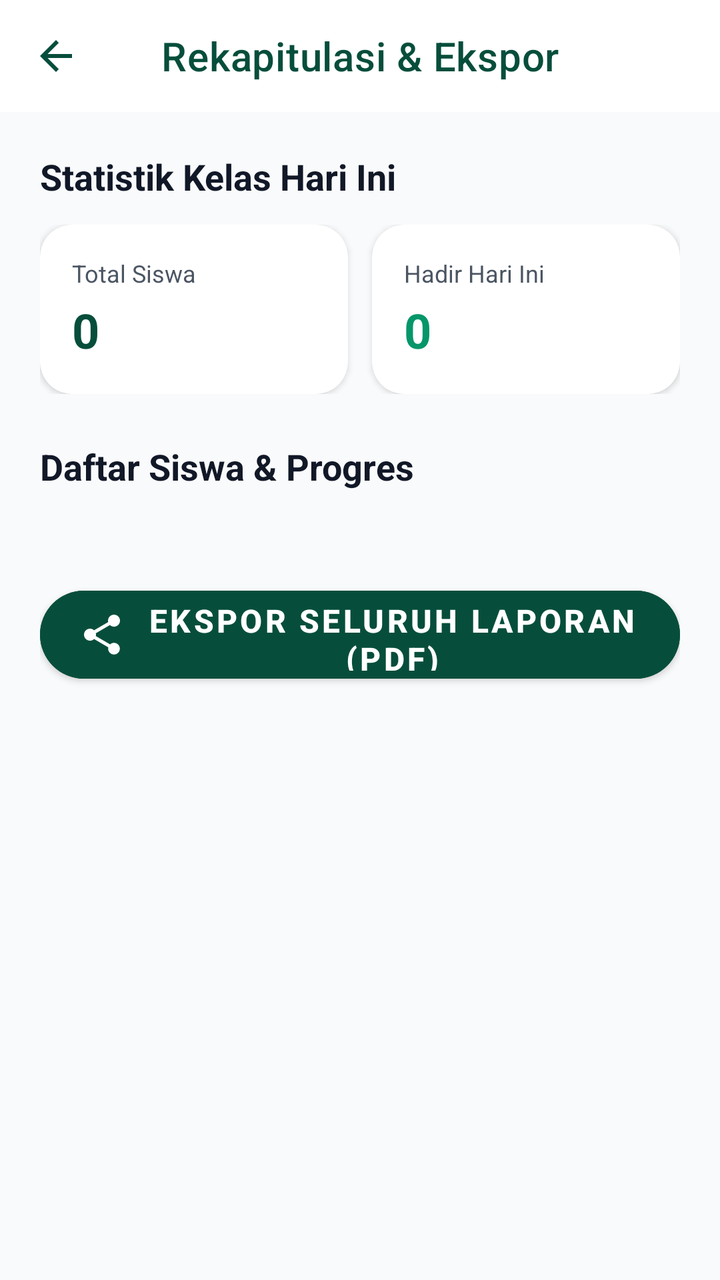
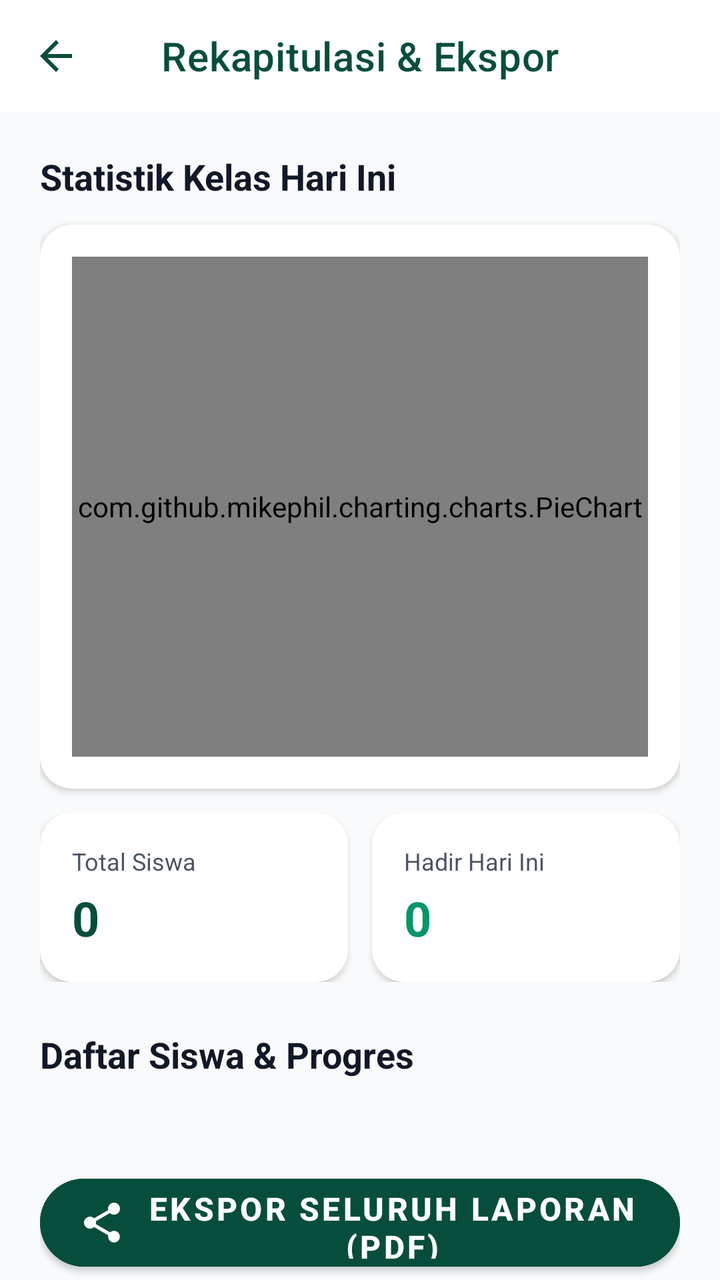

Two renders of the same Android screen: before a commit and after it. Below are the layout's source before the change and the commit's diff.
<!-- AndroidManifest.xml: application theme Theme.RamadhanDigital -->
<!-- res/layout/activity_export_pdf.xml -->
<?xml version="1.0" encoding="utf-8"?>
<androidx.coordinatorlayout.widget.CoordinatorLayout xmlns:android="http://schemas.android.com/apk/res/android"
    xmlns:app="http://schemas.android.com/apk/res-auto"
    xmlns:tools="http://schemas.android.com/tools"
    android:layout_width="match_parent"
    android:layout_height="match_parent"
    android:background="@color/bg_gray">

    <com.google.android.material.appbar.AppBarLayout
        android:layout_width="match_parent"
        android:layout_height="wrap_content"
        android:background="@color/white"
        app:elevation="0dp">

        <com.google.android.material.appbar.MaterialToolbar
            android:id="@+id/toolbar"
            android:layout_width="match_parent"
            android:layout_height="?attr/actionBarSize"
            app:navigationIcon="?attr/homeAsUpIndicator"
            app:navigationIconTint="@color/primary_green_dark"
            app:title="Rekapitulasi &amp; Ekspor"
            app:titleCentered="true"
            app:titleTextColor="@color/primary_green_dark" />

    </com.google.android.material.appbar.AppBarLayout>

    <androidx.core.widget.NestedScrollView
        android:layout_width="match_parent"
        android:layout_height="match_parent"
        app:layout_behavior="@string/appbar_scrolling_view_behavior">

        <LinearLayout
            android:layout_width="match_parent"
            android:layout_height="wrap_content"
            android:orientation="vertical"
            android:padding="20dp">

            
            <TextView
                android:layout_width="wrap_content"
                android:layout_height="wrap_content"
                android:text="Statistik Kelas Hari Ini"
                android:textColor="@color/text_title"
                android:textSize="18sp"
                android:textStyle="bold" />

            <GridLayout
                android:layout_width="match_parent"
                android:layout_height="wrap_content"
                android:layout_marginTop="12dp"
                android:columnCount="2"
                android:rowCount="1">

                <com.google.android.material.card.MaterialCardView
                    android:layout_width="0dp"
                    android:layout_height="wrap_content"
                    android:layout_columnWeight="1"
                    android:layout_marginEnd="6dp"
                    app:cardCornerRadius="16dp"
                    app:cardElevation="2dp"
                    app:strokeWidth="0dp">

                    <LinearLayout
                        android:layout_width="match_parent"
                        android:layout_height="wrap_content"
                        android:orientation="vertical"
                        android:padding="16dp">
                        <TextView
                            android:layout_width="wrap_content"
                            android:layout_height="wrap_content"
                            android:text="Total Siswa"
                            android:textColor="@color/text_body"
                            android:textSize="12sp" />
                        <TextView
                            android:id="@+id/tvTotalSiswa"
                            android:layout_width="wrap_content"
                            android:layout_height="wrap_content"
                            android:layout_marginTop="4dp"
                            android:text="0"
                            android:textColor="@color/primary_green_dark"
                            android:textSize="24sp"
                            android:textStyle="bold" />
                    </LinearLayout>
                </com.google.android.material.card.MaterialCardView>

                <com.google.android.material.card.MaterialCardView
                    android:layout_width="0dp"
                    android:layout_height="wrap_content"
                    android:layout_columnWeight="1"
                    android:layout_marginStart="6dp"
                    app:cardCornerRadius="16dp"
                    app:cardElevation="2dp"
                    app:strokeWidth="0dp">

                    <LinearLayout
                        android:layout_width="match_parent"
                        android:layout_height="wrap_content"
                        android:orientation="vertical"
                        android:padding="16dp">
                        <TextView
                            android:layout_width="wrap_content"
                            android:layout_height="wrap_content"
                            android:text="Hadir Hari Ini"
                            android:textColor="@color/text_body"
                            android:textSize="12sp" />
                        <TextView
                            android:id="@+id/tvTotalHadir"
                            android:layout_width="wrap_content"
                            android:layout_height="wrap_content"
                            android:layout_marginTop="4dp"
                            android:text="0"
                            android:textColor="@color/primary_green"
                            android:textSize="24sp"
                            android:textStyle="bold" />
                    </LinearLayout>
                </com.google.android.material.card.MaterialCardView>
            </GridLayout>

            
            <TextView
                android:layout_width="wrap_content"
                android:layout_height="wrap_content"
                android:layout_marginTop="24dp"
                android:text="Daftar Siswa &amp; Progres"
                android:textColor="@color/text_title"
                android:textSize="18sp"
                android:textStyle="bold" />

            <androidx.recyclerview.widget.RecyclerView
                android:id="@+id/rvSiswaSummary"
                android:layout_width="match_parent"
                android:layout_height="wrap_content"
                android:layout_marginTop="12dp"
                android:nestedScrollingEnabled="false"
                tools:listitem="@layout/item_tracking_siswa" />

            
            <com.google.android.material.button.MaterialButton
                android:id="@+id/btnExport"
                android:layout_width="match_parent"
                android:layout_height="56dp"
                android:layout_marginTop="32dp"
                android:layout_marginBottom="40dp"
                android:backgroundTint="@color/primary_green_dark"
                android:text="EKSPOR SELURUH LAPORAN (PDF)"
                android:textAllCaps="false"
                android:textSize="16sp"
                android:textStyle="bold"
                app:cornerRadius="28dp"
                app:icon="@drawable/abc_ic_menu_share_mtrl_alpha"
                app:iconGravity="textStart" />

        </LinearLayout>
    </androidx.core.widget.NestedScrollView>

    <com.google.android.material.progressindicator.CircularProgressIndicator
        android:id="@+id/progressBar"
        android:layout_width="wrap_content"
        android:layout_height="wrap_content"
        android:layout_gravity="center"
        android:indeterminate="true"
        android:visibility="gone"
        app:indicatorColor="@color/primary_green" />

</androidx.coordinatorlayout.widget.CoordinatorLayout>
<!-- res/layout/item_tracking_siswa.xml (included above) -->
<?xml version="1.0" encoding="utf-8"?>
<com.google.android.material.card.MaterialCardView
    xmlns:android="http://schemas.android.com/apk/res/android"
    xmlns:app="http://schemas.android.com/apk/res-auto"
    android:layout_width="match_parent"
    android:layout_height="wrap_content"
    android:layout_margin="8dp"
    app:cardCornerRadius="12dp"
    app:cardElevation="2dp">

    <LinearLayout
        android:layout_width="match_parent"
        android:layout_height="wrap_content"
        android:orientation="horizontal"
        android:padding="16dp"
        android:gravity="center_vertical">

        <com.google.android.material.card.MaterialCardView
            android:layout_width="48dp"
            android:layout_height="48dp"
            app:cardCornerRadius="24dp"
            app:cardBackgroundColor="#F1F8F1"
            app:cardElevation="0dp">
            <ImageView
                android:layout_width="24dp"
                android:layout_height="24dp"
                android:layout_gravity="center"
                android:src="@android:drawable/ic_menu_myplaces"
                app:tint="#2E7D32"/>
        </com.google.android.material.card.MaterialCardView>

        <LinearLayout
            android:layout_width="0dp"
            android:layout_height="wrap_content"
            android:layout_weight="1"
            android:layout_marginStart="16dp"
            android:orientation="vertical">

            <TextView
                android:id="@+id/tvNamaSiswa"
                android:layout_width="wrap_content"
                android:layout_height="wrap_content"
                android:text="Nama Siswa"
                android:textSize="17sp"
                android:textStyle="bold"
                android:textColor="#333333"/>

            <TextView
                android:id="@+id/tvKelas"
                android:layout_width="wrap_content"
                android:layout_height="wrap_content"
                android:text="Siswa Aktif"
                android:textSize="13sp"
                android:textColor="#888888"/>
        </LinearLayout>

        <ImageView
            android:layout_width="20dp"
            android:layout_height="20dp"
            android:src="@android:drawable/ic_media_next"
            app:tint="#CCCCCC" />

    </LinearLayout>
</com.google.android.material.card.MaterialCardView>
<!-- resources referenced by this layout -->
<resources>
  <color name="bg_gray">#F9FAFB</color>
  <color name="primary_green">#059669</color>
  <color name="primary_green_dark">#064E3B</color>
  <color name="text_body">#4B5563</color>
  <color name="text_title">#111827</color>
  <color name="white">#FFFFFF</color>
  <style name="Theme.RamadhanDigital" parent="Theme.MaterialComponents.Light.NoActionBar">
  
          <item name="colorPrimary">#2E7D32</item>
          <item name="colorPrimaryVariant">#1B5E20</item>
          <item name="colorSecondary">#4CAF50</item>
  
          <item name="colorOnPrimary">@color/white</item>
          <item name="colorOnSecondary">@color/white</item>
  
          <item name="android:windowBackground">@android:color/white</item>
  
          <item name="android:statusBarColor">#2E7D32</item>
          <item name="android:navigationBarColor">@android:color/white</item>
  
          <item name="android:windowLightStatusBar">true</item>
  
          
          <item name="bottomNavigationStyle">@style/App.BottomNavigationView</item>
      </style>
  <style name="App.BottomNavigationView" parent="Widget.MaterialComponents.BottomNavigationView">
          <item name="itemActiveIndicatorStyle">@style/App.Custom.Indicator</item>
          <item name="itemTextAppearanceActive">@style/App.BottomNav.Text.Active</item>
          <item name="itemTextAppearanceInactive">@style/App.BottomNav.Text.Inactive</item>
      </style>
  <style name="App.Custom.Indicator" parent="Widget.Material3.BottomNavigationView.ActiveIndicator">
          
          <item name="android:color">#E8F5E9</item>
          <item name="android:width">60dp</item>
          <item name="android:height">40dp</item>
      </style>
  <style name="App.BottomNav.Text.Active" parent="TextAppearance.MaterialComponents.Caption">
          <item name="android:textStyle">bold</item>
          <item name="android:textSize">14sp</item>
      </style>
  <style name="App.BottomNav.Text.Inactive" parent="TextAppearance.MaterialComponents.Caption">
          <item name="android:textStyle">normal</item>
          <item name="android:textSize">12sp</item>
      </style>
</resources>

<!-- the commit's change to res/layout/activity_export_pdf.xml (unified diff, before → after) -->
@@ -43,6 +43,29 @@
                 android:textColor="@color/text_title"
                 android:textSize="18sp"
                 android:textStyle="bold" />
+
+            
+            <com.google.android.material.card.MaterialCardView
+                android:layout_width="match_parent"
+                android:layout_height="wrap_content"
+                android:layout_marginTop="12dp"
+                app:cardCornerRadius="16dp"
+                app:cardElevation="2dp"
+                app:strokeWidth="0dp">
+
+                <LinearLayout
+                    android:layout_width="match_parent"
+                    android:layout_height="wrap_content"
+                    android:orientation="vertical"
+                    android:padding="16dp">
+
+                    <com.github.mikephil.charting.charts.PieChart
+                        android:id="@+id/pieChartExport"
+                        android:layout_width="match_parent"
+                        android:layout_height="250dp" />
+
+                </LinearLayout>
+            </com.google.android.material.card.MaterialCardView>
 
             <GridLayout
                 android:layout_width="match_parent"
